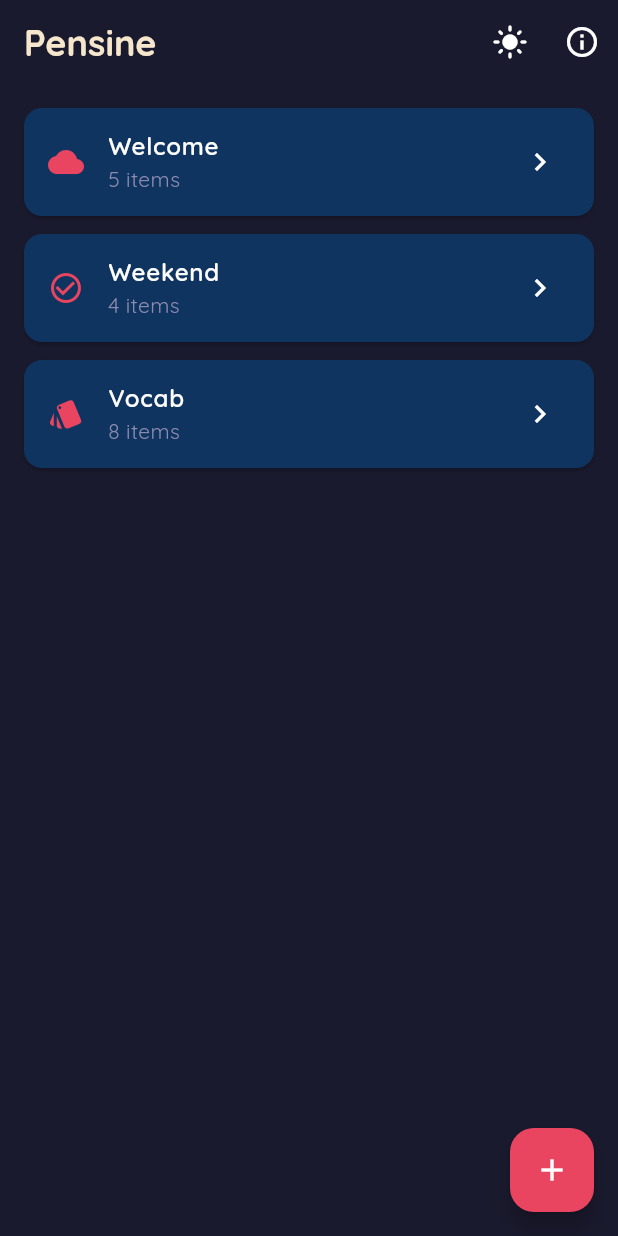
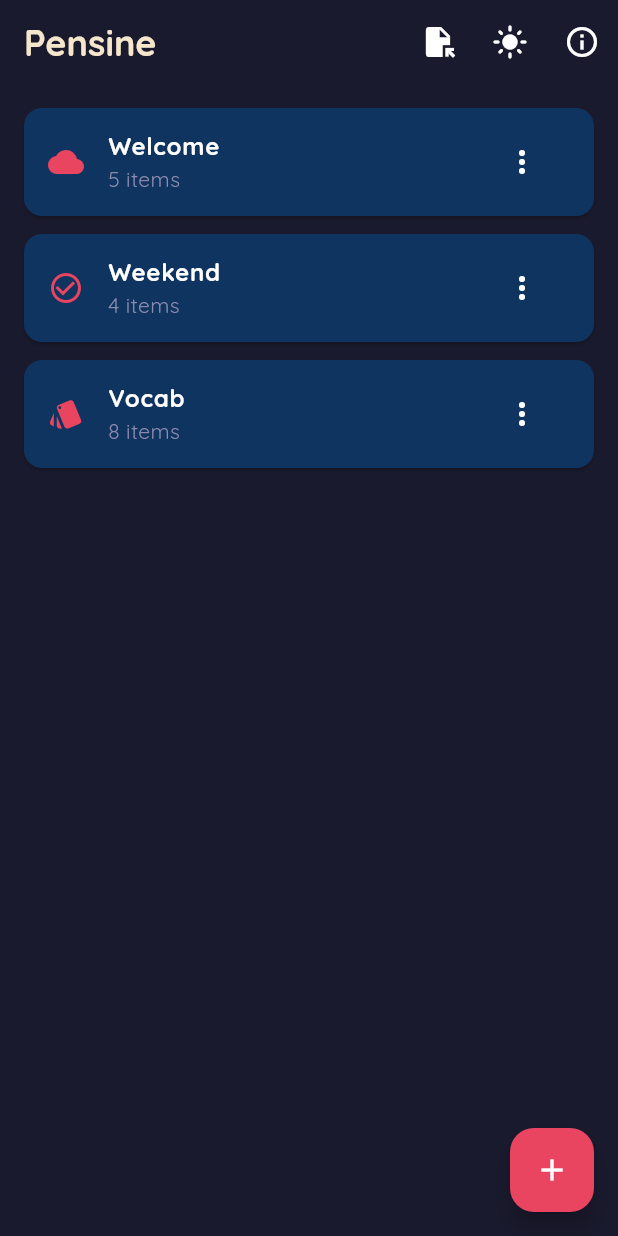
Before and after one commit to FrenchCommando/pensine, a Flutter app: the screen it shows after launch, on a phone screen of 412 x 824 dp. Run offline on Flutter 3.47's test engine with Material 3 defaults, Android fonts, the phone set to English and light mode, and no system bars; our stand-ins replace file_picker, share_plus, shared_preferences, web; missing offline and left inert: dart:js_interop.

Commit message:
file sharing

```diff
--- a/lib/models/board.dart
+++ b/lib/models/board.dart
@@ -35,6 +35,22 @@ class Board {
         type: BoardType.values.byName(json['type']),
         createdAt: DateTime.parse(json['createdAt']),
         items: (json['items'] as List).map((i) => BoardItem.fromJson(i)).toList(),
+      );
+
+  /// Creates a copy with fresh IDs (for import).
+  Board copyWithNewIds() => Board(
+        name: name,
+        type: type,
+        items: items
+            .map((i) => BoardItem(
+                  content: i.content,
+                  description: i.description,
+                  backContent: i.backContent,
+                  done: i.done,
+                  colorIndex: i.colorIndex,
+                  sizeMultiplier: i.sizeMultiplier,
+                ))
+            .toList(),
       );
 }
 
--- a/lib/screens/home_screen.dart
+++ b/lib/screens/home_screen.dart
@@ -1,6 +1,7 @@
 import 'package:flutter/material.dart';
 import '../main.dart';
 import '../models/board.dart';
+import '../services/board_io.dart';
 import '../storage/local_storage.dart';
 import '../theme.dart';
 import '../widgets/about_dialog.dart';
@@ -151,6 +152,17 @@ class _HomeScreenState extends State<HomeScreen> {
         title: const Text('Pensine'),
         actions: [
           IconButton(
+            icon: const Icon(Icons.file_open),
+            tooltip: 'Import board',
+            onPressed: () async {
+              final board = await BoardIO.importBoard(context);
+              if (board != null) {
+                setState(() => _boards.add(board));
+                _save();
+              }
+            },
+          ),
+          IconButton(
             icon: Icon(
               PensineApp.of(context)?.brightness == Brightness.dark
                   ? Icons.light_mode
@@ -210,7 +222,21 @@ class _HomeScreenState extends State<HomeScreen> {
                             '${board.items.length} item${board.items.length == 1 ? '' : 's'}',
                             style: TextStyle(color: PensineColors.muted(context)),
                           ),
-                          trailing: const Icon(Icons.chevron_right),
+                          trailing: PopupMenuButton<String>(
+                            icon: const Icon(Icons.more_vert),
+                            onSelected: (value) {
+                              if (value == 'export') {
+                                BoardIO.exportBoard(board, context);
+                              } else if (value == 'delete') {
+                                setState(() => _boards.removeAt(i));
+                                _save();
+                              }
+                            },
+                            itemBuilder: (_) => [
+                              const PopupMenuItem(value: 'export', child: Text('Export')),
+                              const PopupMenuItem(value: 'delete', child: Text('Delete')),
+                            ],
+                          ),
                           onTap: () async {
                             await Navigator.push(
                               context,
--- a/lib/theme.dart
+++ b/lib/theme.dart
@@ -1,5 +1,4 @@
 import 'package:flutter/material.dart';
-import 'package:google_fonts/google_fonts.dart';
 
 // Lofi color palette
 class PensineColors {
@@ -47,11 +46,12 @@ ThemeData pensineTheme({Brightness brightness = Brightness.dark}) {
     colorScheme: isDark
         ? ColorScheme.dark(primary: PensineColors.accent, surface: sf)
         : ColorScheme.light(primary: PensineColors.accent, surface: sf),
-    textTheme: GoogleFonts.quicksandTextTheme(base.textTheme),
+    textTheme: base.textTheme.apply(fontFamily: 'Quicksand'),
     appBarTheme: AppBarTheme(
       backgroundColor: Colors.transparent,
       elevation: 0,
-      titleTextStyle: GoogleFonts.quicksand(
+      titleTextStyle: TextStyle(
+        fontFamily: 'Quicksand',
         fontSize: 24,
         fontWeight: FontWeight.w700,
         color: tt,
```
Also changed, not shown: lib/services/board_io.dart (added, +69 -0 lines), lib/services/board_io_native.dart (added, +25 -0 lines), lib/services/board_io_web.dart (added, +17 -0 lines), pubspec.yaml (+9 -4 lines), .claude/settings.local.json, assets/fonts/Quicksand-Bold.ttf (added), assets/fonts/Quicksand-Regular.ttf (added), pubspec.lock, 8 other files.
